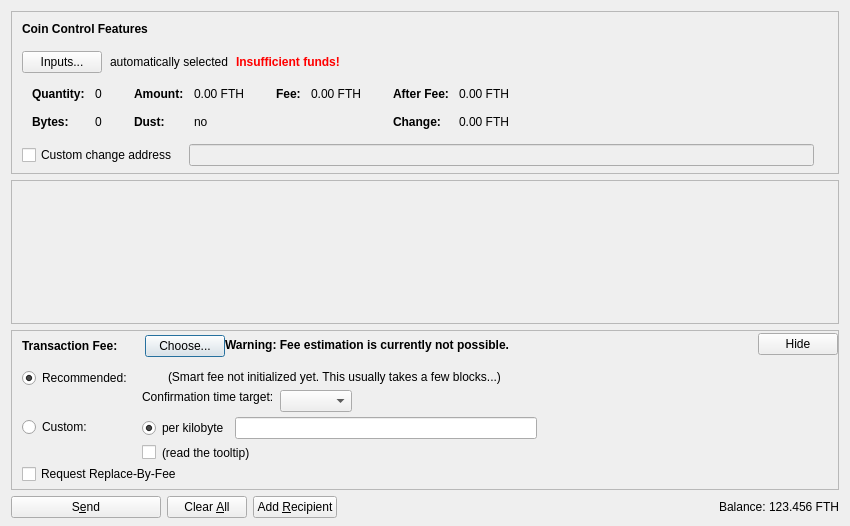
Old version of the form src/qt/forms/sendcoinsdialog.ui in the repository srgtcauliflour/Strayacoin-Lyra2REv2.
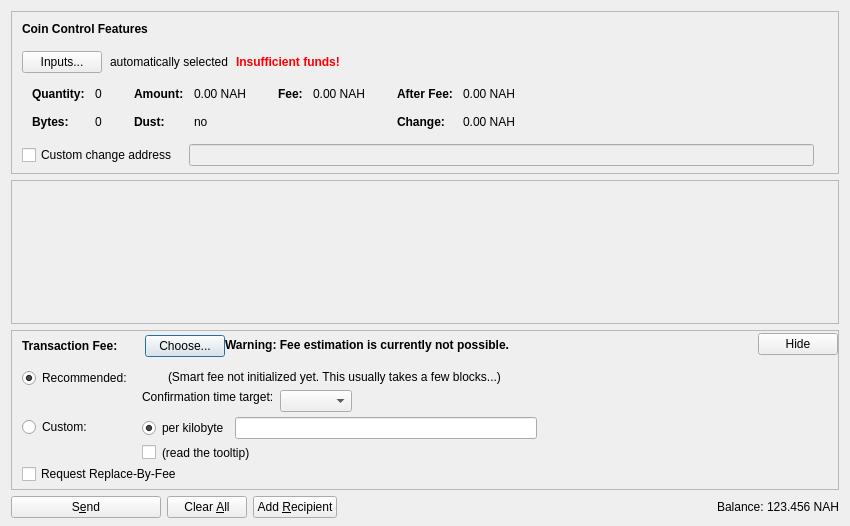
New version of the form. Icons and pictures are not drawn. Custom widgets are drawn as their Qt base class.

Diff of the .ui file:
```diff
--- a/src/qt/forms/sendcoinsdialog.ui
+++ b/src/qt/forms/sendcoinsdialog.ui
@@ -324,7 +324,7 @@
                   <enum>Qt::ActionsContextMenu</enum>
                  </property>
                  <property name="text">
-                  <string notr="true">0.00 FTH</string>
+                  <string notr="true">0.00 NAH</string>
                  </property>
                  <property name="textInteractionFlags">
                   <set>Qt::LinksAccessibleByMouse|Qt::TextSelectableByKeyboard|Qt::TextSelectableByMouse</set>
@@ -404,7 +404,7 @@
                   <enum>Qt::ActionsContextMenu</enum>
                  </property>
                  <property name="text">
-                  <string notr="true">0.00 FTH</string>
+                  <string notr="true">0.00 NAH</string>
                  </property>
                  <property name="textInteractionFlags">
                   <set>Qt::LinksAccessibleByMouse|Qt::TextSelectableByKeyboard|Qt::TextSelectableByMouse</set>
@@ -455,7 +455,7 @@
                   <enum>Qt::ActionsContextMenu</enum>
                  </property>
                  <property name="text">
-                  <string notr="true">0.00 FTH</string>
+                  <string notr="true">0.00 NAH</string>
                  </property>
                  <property name="textInteractionFlags">
                   <set>Qt::LinksAccessibleByMouse|Qt::TextSelectableByKeyboard|Qt::TextSelectableByMouse</set>
@@ -484,7 +484,7 @@
                   <enum>Qt::ActionsContextMenu</enum>
                  </property>
                  <property name="text">
-                  <string notr="true">0.00 FTH</string>
+                  <string notr="true">0.00 NAH</string>
                  </property>
                  <property name="textInteractionFlags">
                   <set>Qt::LinksAccessibleByMouse|Qt::TextSelectableByKeyboard|Qt::TextSelectableByMouse</set>
@@ -1253,7 +1253,7 @@
           <cursorShape>IBeamCursor</cursorShape>
          </property>
          <property name="text">
-          <string notr="true">123.456 FTH</string>
+          <string notr="true">123.456 NAH</string>
          </property>
          <property name="textInteractionFlags">
           <set>Qt::LinksAccessibleByMouse|Qt::TextSelectableByKeyboard|Qt::TextSelectableByMouse</set>
```
